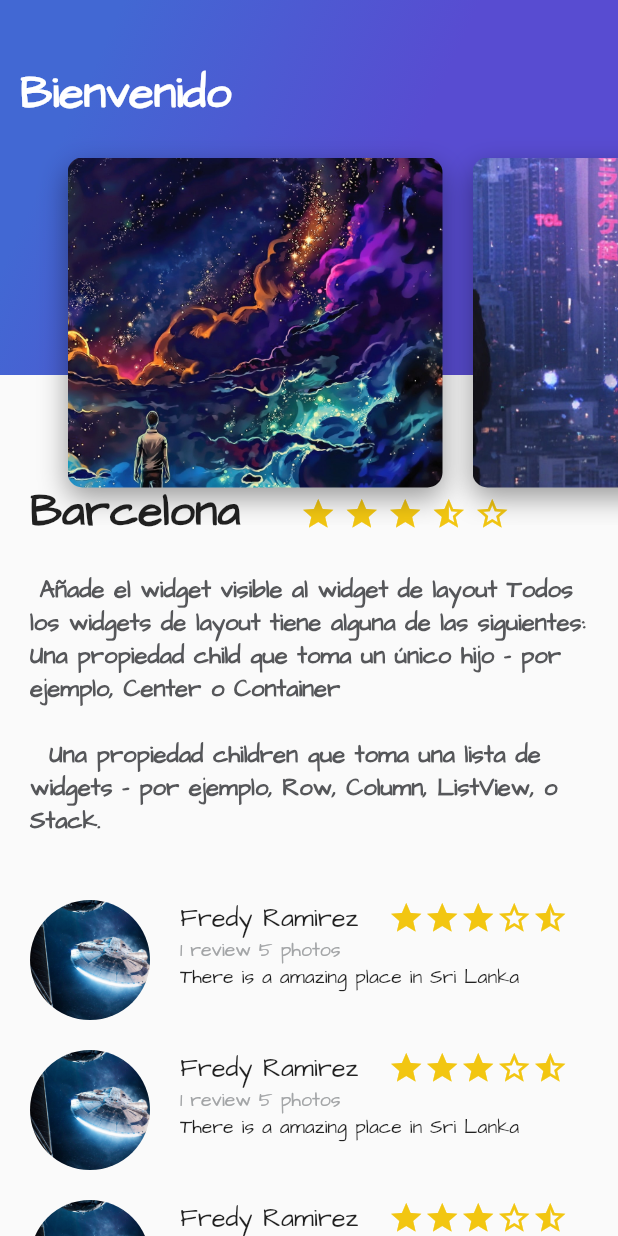
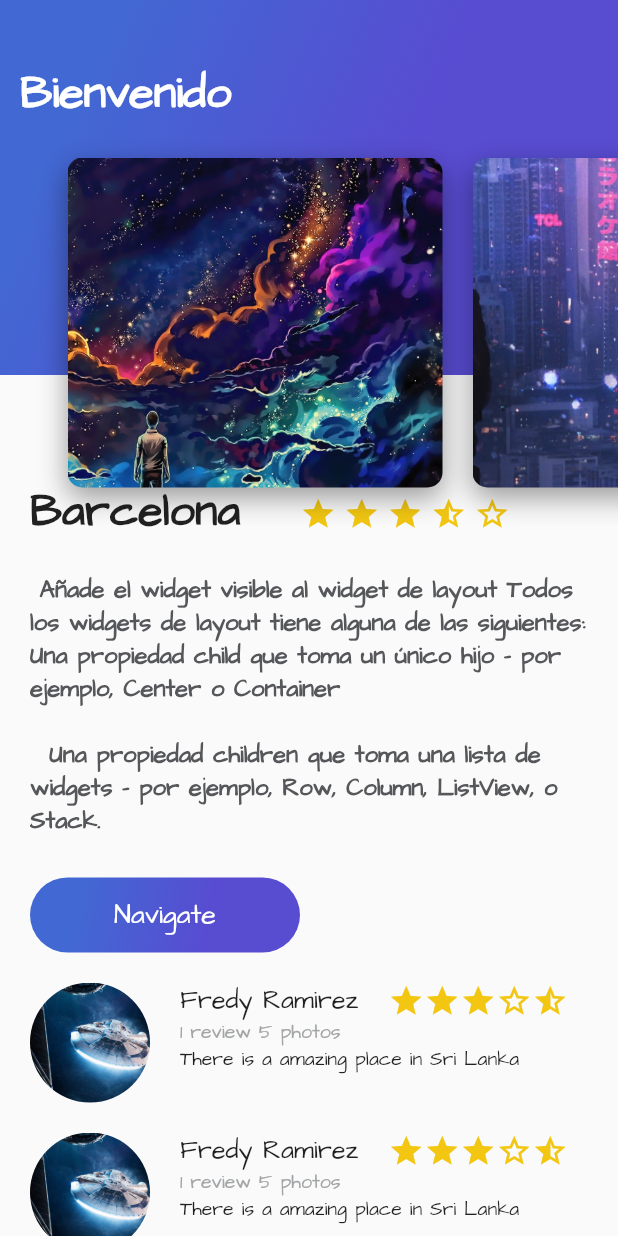
Before and after one commit to rramsol/FlutterRamsolTrips, a Flutter app: the screen it shows after launch, on a phone screen of 412 x 824 dp. Run offline on Flutter 3.47's test engine with Material 2 defaults, Android fonts, the phone set to English and light mode, and no system bars.

Commit message:
3er reto

```diff
--- /dev/null
+++ b/lib/button.dart
@@ -0,0 +1,54 @@
+import 'package:flutter/material.dart';
+
+class Button extends StatelessWidget{
+
+  String buttonText = "Navigate";
+
+  Button(this.buttonText);
+
+  @override
+  Widget build(BuildContext context) {
+    return InkWell(
+      onTap: (){
+        Scaffold.of(context).showSnackBar(
+            SnackBar(
+              content: Text("Navegando"),
+            )
+        );
+      },
+      child: Container(
+        margin: EdgeInsets.only(
+          top: 5.0,
+          left: 20.0,
+          right: 20.0
+        ),
+        height: 50.0,
+        width: 180.0,
+        decoration: BoxDecoration(
+          borderRadius: BorderRadius.circular(30.0),
+          gradient: LinearGradient(
+            colors:[
+              Color(0xFF4268D3),
+              Color(0xFF584CD1)
+            ],
+            begin: FractionalOffset(0.2,0.0),
+            end: FractionalOffset(1.0,0.6),
+            stops: [0.0,0.6],
+            tileMode: TileMode.clamp
+          ),
+        ),
+        child: Center(
+          child: Text(
+            buttonText,
+            style: TextStyle(
+              fontSize: 18.0,
+              fontFamily: "Arc",
+              color: Colors.white
+            ),
+          ),
+        ),
+      ),
+    );
+  }
+
+}
--- a/lib/card_image_list.dart
+++ b/lib/card_image_list.dart
@@ -2,6 +2,7 @@
 import 'package:flutter/material.dart';
 
 class CardImageList extends StatelessWidget{
+
   @override
   Widget build(BuildContext context) {
     return Container(
--- a/lib/descripcion_place.dart
+++ b/lib/descripcion_place.dart
@@ -1,4 +1,5 @@
 import 'package:flutter/material.dart';
+import 'button.dart';
 
 class DescriptionPlace extends StatelessWidget {
   String namePlace;
@@ -93,9 +94,11 @@
     );
 
     return Column(
+      crossAxisAlignment: CrossAxisAlignment.start,
       children: <Widget>[
         titleStarts,
-        description
+        description,
+        Button("Navigate"),
       ],
     );
   }
--- a/lib/main.dart
+++ b/lib/main.dart
@@ -42,8 +42,6 @@
           ],
         )
 
-
-
       )
     );
   }
```
Also changed, not shown: pubspec.lock.
